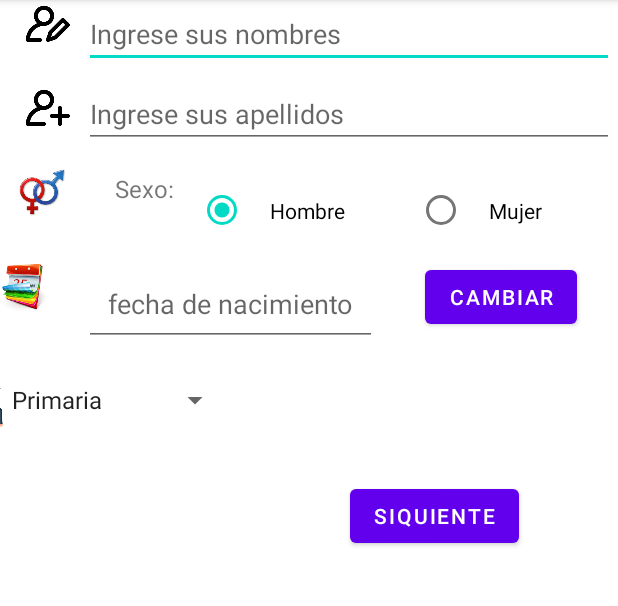
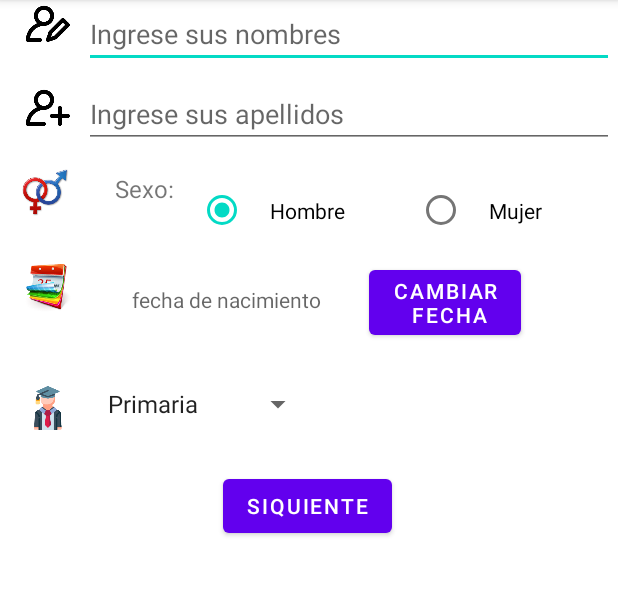
Before and after one commit to paisaruso/LabsCM202301-Gr02, an Android app: the ActividadPersonalDatos screen opened directly, with no data from a screen before it, on a phone screen of 412 x 824 dp, the part 84-690 px from its top. Run offline under Robolectric (Android 15) with nearby library versions, the phone set to English and light mode, and no system bars.

Commit message:
restricciones de activity data persona listas, escolaridad lista, fechalista, entrada en mayuscula lista

```diff
--- a/Lab1-UI/src/main/java/exoesqueletor/co/edu/udea/compumovil/gr02_202301/lab1gr02/ActividadPersonalDatos.kt
+++ b/Lab1-UI/src/main/java/exoesqueletor/co/edu/udea/compumovil/gr02_202301/lab1gr02/ActividadPersonalDatos.kt
@@ -1,12 +1,43 @@
 package exoesqueletor.co.edu.udea.compumovil.gr02_202301.lab1gr02
 
+import android.app.DatePickerDialog
 import android.os.Bundle
+import android.widget.Button
+import android.widget.DatePicker
+import android.widget.TextView
 import androidx.appcompat.app.AppCompatActivity
+import java.text.DateFormat
+import java.util.*
 
 
-class ActividadPersonalDatos : AppCompatActivity() {
-        override fun onCreate(savedInstanceState: Bundle?) {
+class ActividadPersonalDatos : AppCompatActivity(), DatePickerDialog.OnDateSetListener {
+    private lateinit var btnCambiar: Button
+    private lateinit var tvFechaNacimiento: TextView
+    private val calendar: Calendar = Calendar.getInstance()
+
+    override fun onCreate(savedInstanceState: Bundle?) {
             super.onCreate(savedInstanceState)
             setContentView(R.layout.activity_personal_data)
+
+        btnCambiar = findViewById(R.id.btn_cambiar)
+        tvFechaNacimiento = findViewById(R.id.tv_fechaNacimiento)
+
+        btnCambiar.setOnClickListener {
+            showDatePickerDialog()
         }
     }
+    private fun showDatePickerDialog() {
+        val year = calendar.get(Calendar.YEAR)
+        val month = calendar.get(Calendar.MONTH)
+        val day = calendar.get(Calendar.DAY_OF_MONTH)
+        val datePickerDialog = DatePickerDialog(this, this, year, month, day)
+        datePickerDialog.show()
+    }
+    override fun onDateSet(view: DatePicker?, year: Int, month: Int, dayOfMonth: Int) {
+        calendar.set(Calendar.YEAR, year)
+        calendar.set(Calendar.MONTH, month)
+        calendar.set(Calendar.DAY_OF_MONTH, dayOfMonth)
+        val currentDateString = DateFormat.getDateInstance(DateFormat.SHORT).format(calendar.time)
+        tvFechaNacimiento.text = " $currentDateString"
+    }
+}
--- a/Lab1-UI/src/main/res/layout/activity_personal_data.xml
+++ b/Lab1-UI/src/main/res/layout/activity_personal_data.xml
@@ -34,6 +34,7 @@
             android:hint="Ingrese sus nombres"
             android:inputType="textCapWords|textNoSuggestions"
             android:maxLines="1"
+            android:autofillHints=""
             app:layout_constraintBaseline_toBaselineOf="@+id/iv_nombre"
             app:layout_constraintBottom_toTopOf="@id/edt_apellidos"
             app:layout_constraintEnd_toEndOf="parent"
@@ -59,6 +60,7 @@
             android:layout_marginTop="8dp"
             android:hint="Ingrese sus apellidos"
             android:inputType="textCapWords|textNoSuggestions"
+            android:autofillHints=""
             android:maxLines="1"
             app:layout_constraintLeft_toRightOf="@+id/iv_apellido"
             app:layout_constraintRight_toRightOf="parent"
@@ -68,9 +70,11 @@
             android:id="@+id/iv_sexo"
             android:layout_width="32dp"
             android:layout_height="32dp"
+            android:layout_marginStart="16dp"
             android:layout_marginTop="24dp"
             android:layout_marginEnd="32dp"
             app:layout_constraintEnd_toStartOf="@+id/tv_sexo"
+            app:layout_constraintStart_toStartOf="parent"
             app:layout_constraintTop_toBottomOf="@+id/iv_apellido"
             app:srcCompat="@mipmap/ic_sexo_foreground" />
 
@@ -113,9 +117,11 @@
             android:id="@+id/iV_calendario"
             android:layout_width="32dp"
             android:layout_height="32dp"
+            android:layout_marginStart="16dp"
             android:layout_marginTop="32dp"
             android:layout_marginEnd="24dp"
             app:layout_constraintEnd_toStartOf="@+id/tv_fechaNacimiento"
+            app:layout_constraintStart_toStartOf="parent"
             app:layout_constraintTop_toBottomOf="@+id/iv_sexo"
             app:srcCompat="@mipmap/ic_calendario_foreground" />
 
@@ -123,28 +129,29 @@
             android:id="@+id/btn_siguiente"
             android:layout_width="wrap_content"
             android:layout_height="wrap_content"
-            android:layout_marginStart="24dp"
-            android:layout_marginTop="98dp"
-            android:layout_marginEnd="8dp"
+            android:layout_marginTop="32dp"
             android:text="Siquiente"
             app:layout_constraintEnd_toEndOf="parent"
-            app:layout_constraintStart_toEndOf="@+id/spinner"
-            app:layout_constraintTop_toBottomOf="@+id/btn_cambiar" />
+            app:layout_constraintStart_toStartOf="parent"
+            app:layout_constraintTop_toBottomOf="@+id/spinner" />
 
         <Spinner
             android:id="@+id/spinner"
-            android:layout_width="wrap_content"
+            android:layout_width="0dp"
             android:layout_height="wrap_content"
-            android:layout_marginTop="24dp"
+            android:layout_marginStart="16dp"
+            android:layout_marginTop="32dp"
+            android:layout_marginEnd="200dp"
             android:entries="@array/escolaridad"
             android:prompt="@string/spinner_hint"
             android:visibility="visible"
-            app:layout_constraintTop_toBottomOf="@+id/tv_fechaNacimiento"
-            tools:layout_editor_absoluteX="65dp" />
+            app:layout_constraintEnd_toEndOf="parent"
+            app:layout_constraintStart_toEndOf="@+id/iv_escolaridad"
+            app:layout_constraintTop_toBottomOf="@+id/tv_fechaNacimiento" />
 
-        <EditText
+        <TextView
             android:id="@+id/tv_fechaNacimiento"
-            android:layout_width="0dp"
+            android:layout_width="wrap_content"
             android:layout_height="wrap_content"
             android:layout_marginTop="8dp"
             android:layout_marginEnd="8dp"
@@ -152,29 +159,27 @@
             android:inputType="date"
             android:padding="16dp"
             app:layout_constraintEnd_toStartOf="@+id/btn_cambiar"
-            app:layout_constraintTop_toBottomOf="@+id/rb_hombre" />
+            app:layout_constraintTop_toBottomOf="@+id/rb_hombre"  />
+
+        <ImageView
+            android:id="@+id/iv_escolaridad"
+            android:layout_width="32dp"
+            android:layout_height="32dp"
+            android:layout_marginStart="16dp"
+            android:layout_marginTop="48dp"
+            app:layout_constraintStart_toStartOf="parent"
+            app:layout_constraintTop_toBottomOf="@+id/iV_calendario"
+            app:srcCompat="@mipmap/ic_escolaridad_foreground" />
 
         <Button
             android:id="@+id/btn_cambiar"
             android:layout_width="wrap_content"
             android:layout_height="wrap_content"
-            android:layout_marginLeft="32dp"
+            android:layout_marginLeft="16dp"
             android:layout_marginTop="8dp"
-            android:text="Cambiar"
+            android:text="@string/button_text"
             app:layout_constraintLeft_toRightOf="@id/tv_fechaNacimiento"
             app:layout_constraintTop_toBottomOf="@+id/rb_mujer" />
-
-        <ImageView
-            android:id="@+id/imageView3"
-            android:layout_width="32dp"
-            android:layout_height="32dp"
-            android:layout_marginStart="8dp"
-            android:layout_marginTop="46dp"
-            android:layout_marginEnd="24dp"
-            app:layout_constraintEnd_toStartOf="@+id/spinner"
-            app:layout_constraintStart_toStartOf="parent"
-            app:layout_constraintTop_toBottomOf="@+id/iV_calendario"
-            app:srcCompat="@mipmap/ic_escolaridad_foreground" />
 
 
     </androidx.constraintlayout.widget.ConstraintLayout>
--- a/Lab1-UI/src/main/res/values/strings.xml
+++ b/Lab1-UI/src/main/res/values/strings.xml
@@ -1,6 +1,7 @@
 <resources>
     <string name="app_name">Labs2002301-Gr02</string>
     <string name="spinner_hint">Grado de escolaridad</string>
+    <string name="button_text">CAMBIAR\n fecha</string>
     <string-array name="escolaridad">
         <item>Primaria</item>
         <item>Segundaria</item>
```
Also changed, not shown: Lab1-UI/src/main/java/exoesqueletor/co/edu/udea/compumovil/gr02_202301/lab1gr02/PersonalDataActivity.kt (+7 -1 lines), Lab1-UI/src/main/res/layout/activity_main.xml (+7 -4 lines).
